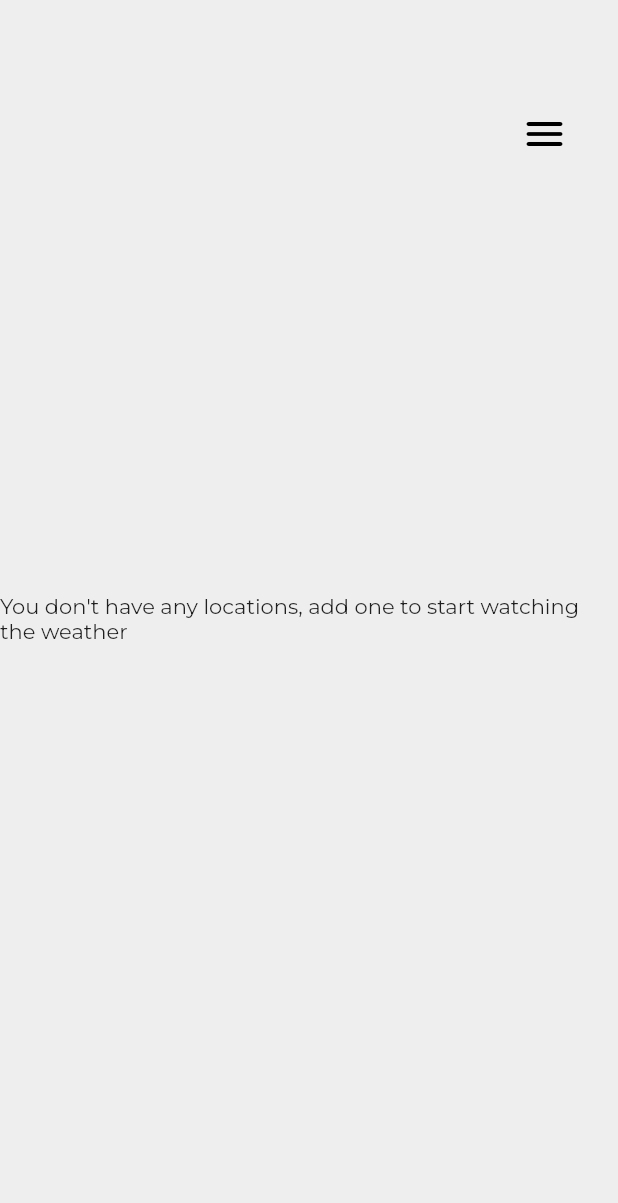
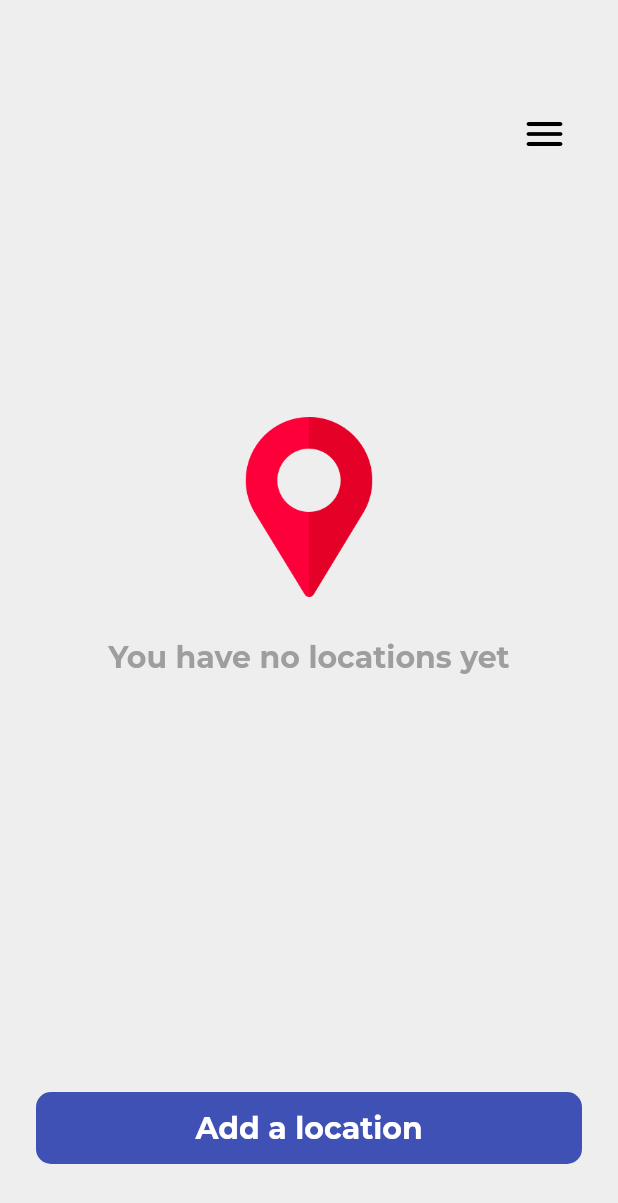
Before and after one commit to BaptisteLecat/weather_journey, a Flutter app: the WeatherScreen screen opened by its route, on a phone screen of 412 x 824 dp. Shown: the top 1203 px of the screen. Run offline on Flutter 3.47's test engine with Material 2 defaults, Android fonts, the phone set to English and light mode, and no system bars; our stand-ins replace cloud_firestore, dio, firebase_auth, firebase_core, flutter_riverpod, flutter_svg and 8 more; missing offline and left inert: the_apple_sign_in, weather_pack; accounts and stored records are empty; generated files the repository leaves out were written again.

Commit message:
Adding empty state on weather screen

```diff
--- /dev/null
+++ b/lib/src/features/locations/presentation/widget/empty_location.dart
@@ -0,0 +1,66 @@
+import 'package:flutter/material.dart';
+import 'package:flutter_svg/flutter_svg.dart';
+import 'package:go_router/go_router.dart';
+import 'package:weather_assistant/src/routing/app_router.dart';
+
+class EmptyLocation extends StatelessWidget {
+  const EmptyLocation({super.key});
+
+  @override
+  Widget build(BuildContext context) {
+    return Padding(
+      padding: const EdgeInsets.only(
+        left: 24,
+        right: 24,
+        bottom: 48,
+      ),
+      child: Column(
+        mainAxisAlignment: MainAxisAlignment.spaceEvenly,
+        children: [
+          const Spacer(),
+          Column(
+            children: [
+              Image.asset(
+                'assets/icons/location.png',
+                width: 120,
+                height: 120,
+              ),
+              SizedBox(height: 28),
+              Text(
+                'You have no locations yet',
+                style: TextStyle(
+                  fontSize: 20,
+                  fontWeight: FontWeight.bold,
+                  color: Colors.grey,
+                ),
+              ),
+            ],
+          ),
+          const Spacer(),
+          GestureDetector(
+            onTap: () {
+              context.pushNamed(AppRoute.locations.name);
+            },
+            child: Container(
+                padding:
+                    const EdgeInsets.symmetric(horizontal: 24, vertical: 12),
+                decoration: BoxDecoration(
+                  color: Theme.of(context).primaryColor,
+                  borderRadius: BorderRadius.circular(10),
+                ),
+                child: const Center(
+                  child: Text(
+                    'Add a location',
+                    style: TextStyle(
+                      fontSize: 20,
+                      fontWeight: FontWeight.bold,
+                      color: Colors.white,
+                    ),
+                  ),
+                )),
+          )
+        ],
+      ),
+    );
+  }
+}
--- a/lib/src/features/weather/presentation/weather_screen.dart
+++ b/lib/src/features/weather/presentation/weather_screen.dart
@@ -7,6 +7,7 @@ import 'package:weather_assistant/src/constants/app_sizes.dart';
 import 'package:weather_assistant/src/features/authentication/data/auth_repository.dart';
 import 'package:weather_assistant/src/features/locations/data/firestore/location_firestore_repository.dart';
 import 'package:weather_assistant/src/features/locations/domain/location/location.dart';
+import 'package:weather_assistant/src/features/locations/presentation/widget/empty_location.dart';
 import 'package:weather_assistant/src/features/weather/data/firestore/generation_firestore_repository.dart';
 import 'package:weather_assistant/src/features/locations/data/http/location_repository.dart';
 import 'package:weather_assistant/src/features/weather/presentation/widget/weather_widget.dart';
@@ -61,10 +62,7 @@ class _WeatherScreenState extends ConsumerState<WeatherScreen> {
               return AsyncValueWidget<List<Location>>(
                 value: locations,
                 data: (locations) => locations.length == 0
-                    ? Center(
-                        child: Text(
-                            "You don't have any locations, add one to start watching the weather"),
-                      )
+                    ? const EmptyLocation()
                     : PageView(
                         controller: _pageController,
                         children: locations.map((e) {
--- a/pubspec.yaml
+++ b/pubspec.yaml
@@ -44,3 +44,4 @@ flutter:
   assets:
   - assets/illustrations/
   - assets/icons/
+  - assets/icons/weather/
```
Also changed, not shown: lib/src/features/weather/presentation/widget/empty_weather.dart (added, +62 -0 lines), lib/src/features/weather/presentation/widget/weather_widget.dart (+2 -56 lines), assets/icons/location.png (added).
